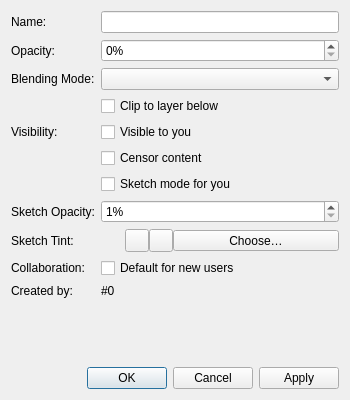
The window that src/desktop/ui/layerproperties.ui (drawpile/Drawpile) describes before a commit, drawn with Qt 5.
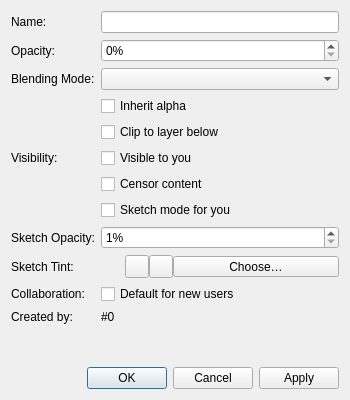
The same window after the commit. Custom widgets are drawn as their Qt base class.

Commit message: WIP: alpha-affecting modes [ci skip]

What changed in the file:
```diff
--- a/src/desktop/ui/layerproperties.ui
+++ b/src/desktop/ui/layerproperties.ui
@@ -54,42 +54,42 @@
    <item row="4" column="1">
     <widget class="QComboBox" name="blendMode"/>
    </item>
-   <item row="6" column="0">
+   <item row="8" column="0">
     <widget class="QLabel" name="visibilityLabel">
      <property name="text">
       <string>Visibility:</string>
      </property>
     </widget>
    </item>
-   <item row="6" column="1">
+   <item row="8" column="1">
     <widget class="QCheckBox" name="visible">
      <property name="text">
       <string>Visible to you</string>
      </property>
     </widget>
    </item>
-   <item row="7" column="1">
+   <item row="9" column="1">
     <widget class="QCheckBox" name="censored">
      <property name="text">
       <string>Censor content</string>
      </property>
     </widget>
    </item>
-   <item row="8" column="1">
+   <item row="10" column="1">
     <widget class="QCheckBox" name="sketchMode">
      <property name="text">
       <string>Sketch mode for you</string>
      </property>
     </widget>
    </item>
-   <item row="9" column="0">
+   <item row="11" column="0">
     <widget class="QLabel" name="sketchOpacityLabel">
      <property name="text">
       <string>Sketch Opacity:</string>
      </property>
     </widget>
    </item>
-   <item row="9" column="1">
+   <item row="11" column="1">
     <widget class="KisSliderSpinBox" name="sketchOpacitySlider">
      <property name="suffix">
       <string>%</string>
@@ -102,35 +102,35 @@
      </property>
     </widget>
    </item>
-   <item row="10" column="0">
+   <item row="12" column="0">
     <widget class="QLabel" name="sketchTintLabel">
      <property name="text">
       <string>Sketch Tint:</string>
      </property>
     </widget>
    </item>
-   <item row="12" column="0">
+   <item row="14" column="0">
     <widget class="QLabel" name="collaborationLabel">
      <property name="text">
       <string>Collaboration:</string>
      </property>
     </widget>
    </item>
-   <item row="12" column="1">
+   <item row="14" column="1">
     <widget class="QCheckBox" name="defaultLayer">
      <property name="text">
       <string>Default for new users</string>
      </property>
     </widget>
    </item>
-   <item row="14" column="0">
+   <item row="16" column="0">
     <widget class="QLabel" name="createdByLabel">
      <property name="text">
       <string>Created by:</string>
      </property>
     </widget>
    </item>
-   <item row="14" column="1">
+   <item row="16" column="1">
     <widget class="QLabel" name="createdBy">
      <property name="text">
       <string notr="true">#0</string>
@@ -140,7 +140,7 @@
      </property>
     </widget>
    </item>
-   <item row="16" column="0">
+   <item row="18" column="0">
     <spacer name="buttonsSpacer">
      <property name="orientation">
       <enum>Qt::Vertical</enum>
@@ -153,14 +153,14 @@
      </property>
     </spacer>
    </item>
-   <item row="17" column="0" colspan="2">
+   <item row="19" column="0" colspan="2">
     <widget class="QDialogButtonBox" name="buttonBox">
      <property name="standardButtons">
       <set>QDialogButtonBox::Apply|QDialogButtonBox::Cancel|QDialogButtonBox::Ok</set>
      </property>
     </widget>
    </item>
-   <item row="10" column="1">
+   <item row="12" column="1">
     <widget class="QWidget" name="sketchTintWidget" native="true">
      <layout class="QHBoxLayout" name="horizontalLayout">
       <property name="spacing">
@@ -237,13 +237,20 @@
      </layout>
     </widget>
    </item>
-   <item row="5" column="1">
+   <item row="6" column="1">
     <widget class="QCheckBox" name="clip">
      <property name="text">
       <string>Clip to layer below</string>
      </property>
     </widget>
    </item>
+   <item row="5" column="1">
+    <widget class="QCheckBox" name="alphaPreserve">
+     <property name="text">
+      <string>Inherit alpha</string>
+     </property>
+    </widget>
+   </item>
   </layout>
  </widget>
  <customwidgets>
```
The commit also changes 5 other files.
